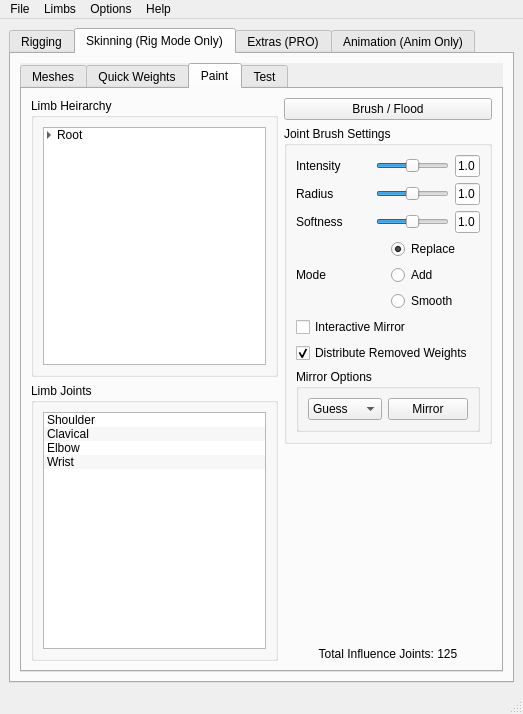
First picture: the form in _REF/Mockup_UI/PFRS_Main.ui, repository TPayneExperience/TrevorPaynes_RigAndAnimSuite, before the edit.
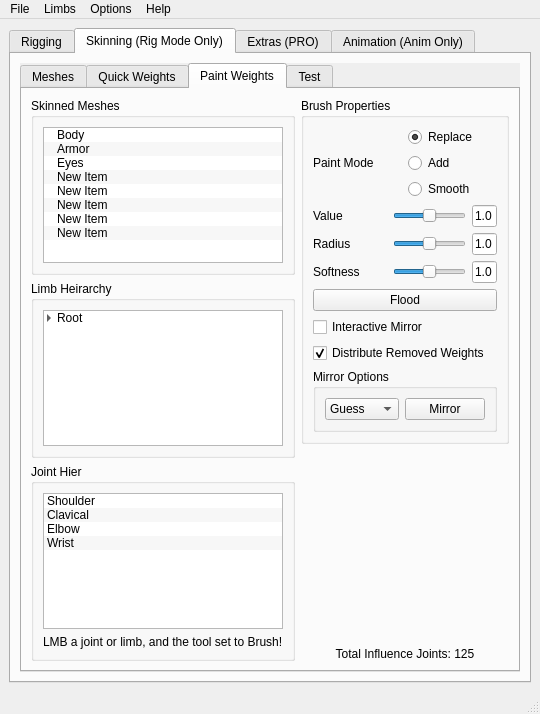
Second picture: the form after the edit. The open tabs and pages were chosen to show the change.

Patch:
```diff
--- a/_REF/Mockup_UI/PFRS_Main.ui
+++ b/_REF/Mockup_UI/PFRS_Main.ui
@@ -1848,13 +1848,96 @@
                 </widget>
                 <widget class="QWidget" name="tab_10">
                  <attribute name="title">
-                  <string>Paint</string>
+                  <string>Paint Weights</string>
                  </attribute>
                  <layout class="QHBoxLayout" name="horizontalLayout_8">
                   <item>
                    <layout class="QHBoxLayout" name="horizontalLayout_33">
                     <item>
                      <layout class="QVBoxLayout" name="verticalLayout_111">
+                      <item>
+                       <widget class="QGroupBox" name="groupBox_62">
+                        <property name="title">
+                         <string>Skinned Meshes</string>
+                        </property>
+                        <layout class="QHBoxLayout" name="horizontalLayout_110">
+                         <item>
+                          <layout class="QVBoxLayout" name="verticalLayout_119">
+                           <item>
+                            <widget class="QTreeWidget" name="treeWidget_13">
+                             <property name="autoScrollMargin">
+                              <number>16</number>
+                             </property>
+                             <property name="dragDropMode">
+                              <enum>QAbstractItemView::InternalMove</enum>
+                             </property>
+                             <property name="alternatingRowColors">
+                              <bool>true</bool>
+                             </property>
+                             <property name="selectionMode">
+                              <enum>QAbstractItemView::ExtendedSelection</enum>
+                             </property>
+                             <property name="autoExpandDelay">
+                              <number>-1</number>
+                             </property>
+                             <property name="indentation">
+                              <number>10</number>
+                             </property>
+                             <property name="headerHidden">
+                              <bool>true</bool>
+                             </property>
+                             <column>
+                              <property name="text">
+                               <string notr="true">1</string>
+                              </property>
+                             </column>
+                             <item>
+                              <property name="text">
+                               <string>Body</string>
+                              </property>
+                             </item>
+                             <item>
+                              <property name="text">
+                               <string>Armor</string>
+                              </property>
+                             </item>
+                             <item>
+                              <property name="text">
+                               <string>Eyes</string>
+                              </property>
+                             </item>
+                             <item>
+                              <property name="text">
+                               <string>New Item</string>
+                              </property>
+                             </item>
+                             <item>
+                              <property name="text">
+                               <string>New Item</string>
+                              </property>
+                             </item>
+                             <item>
+                              <property name="text">
+                               <string>New Item</string>
+                              </property>
+                             </item>
+                             <item>
+                              <property name="text">
+                               <string>New Item</string>
+                              </property>
+                             </item>
+                             <item>
+                              <property name="text">
+                               <string>New Item</string>
+                              </property>
+                             </item>
+                            </widget>
+                           </item>
+                          </layout>
+                         </item>
+                        </layout>
+                       </widget>
+                      </item>
                       <item>
                        <widget class="QGroupBox" name="groupBox_60">
                         <property name="title">
@@ -1936,7 +2019,7 @@
                       <item>
                        <widget class="QGroupBox" name="groupBox_61">
                         <property name="title">
-                         <string>Limb Joints</string>
+                         <string>Joint Hier</string>
                         </property>
                         <layout class="QVBoxLayout" name="verticalLayout_115">
                          <item>
@@ -1970,6 +2053,13 @@
                            </item>
                           </layout>
                          </item>
+                         <item>
+                          <widget class="QLabel" name="label_30">
+                           <property name="text">
+                            <string>LMB a joint or limb, and the tool set to Brush!</string>
+                           </property>
+                          </widget>
+                         </item>
                         </layout>
                        </widget>
                       </item>
@@ -1977,27 +2067,95 @@
                     </item>
                     <item>
                      <layout class="QVBoxLayout" name="verticalLayout_117">
-                      <item>
-                       <widget class="QPushButton" name="pushButton_24">
-                        <property name="text">
-                         <string>Brush / Flood</string>
-                        </property>
-                       </widget>
-                      </item>
                       <item>
                        <widget class="QGroupBox" name="groupBox_64">
                         <property name="title">
-                         <string>Joint Brush Settings</string>
+                         <string>Brush Properties</string>
                         </property>
                         <layout class="QVBoxLayout" name="verticalLayout_118">
                          <item>
                           <layout class="QVBoxLayout" name="verticalLayout_138">
+                           <item>
+                            <layout class="QHBoxLayout" name="horizontalLayout_109">
+                             <item>
+                              <widget class="QLabel" name="label_53">
+                               <property name="text">
+                                <string>Paint Mode</string>
+                               </property>
+                              </widget>
+                             </item>
+                             <item>
+                              <layout class="QVBoxLayout" name="verticalLayout_139">
+                               <item>
+                                <widget class="QRadioButton" name="radioButton_11">
+                                 <property name="sizePolicy">
+                                  <sizepolicy hsizetype="Ignored" vsizetype="Expanding">
+                                   <horstretch>0</horstretch>
+                                   <verstretch>0</verstretch>
+                                  </sizepolicy>
+                                 </property>
+                                 <property name="minimumSize">
+                                  <size>
+                                   <width>0</width>
+                                   <height>0</height>
+                                  </size>
+                                 </property>
+                                 <property name="text">
+                                  <string>Replace</string>
+                                 </property>
+                                 <property name="checked">
+                                  <bool>true</bool>
+                                 </property>
+                                </widget>
+                               </item>
+                               <item>
+                                <widget class="QRadioButton" name="radioButton_12">
+                                 <property name="sizePolicy">
+                                  <sizepolicy hsizetype="Ignored" vsizetype="Expanding">
+                                   <horstretch>0</horstretch>
+                                   <verstretch>0</verstretch>
+                                  </sizepolicy>
+                                 </property>
+                                 <property name="minimumSize">
+                                  <size>
+                                   <width>0</width>
+                                   <height>0</height>
+                                  </size>
+                                 </property>
+                                 <property name="text">
+                                  <string>Add</string>
+                                 </property>
+                                </widget>
+                               </item>
+                               <item>
+                                <widget class="QRadioButton" name="radioButton_13">
+                                 <property name="sizePolicy">
+                                  <sizepolicy hsizetype="Ignored" vsizetype="Expanding">
+                                   <horstretch>0</horstretch>
+                                   <verstretch>0</verstretch>
+                                  </sizepolicy>
+                                 </property>
+                                 <property name="minimumSize">
+                                  <size>
+                                   <width>0</width>
+                                   <height>0</height>
+                                  </size>
+                                 </property>
+                                 <property name="text">
+                                  <string>Smooth</string>
+                                 </property>
+                                </widget>
+                               </item>
+                              </layout>
+                             </item>
+                            </layout>
+                           </item>
                            <item>
                             <layout class="QHBoxLayout" name="horizontalLayout_106">
                              <item>
                               <widget class="QLabel" name="label_50">
                                <property name="text">
-                                <string>Intensity</string>
+                                <string>Value</string>
                                </property>
                               </widget>
                              </item>
@@ -2149,79 +2307,11 @@
                             </layout>
                            </item>
                            <item>
-                            <layout class="QHBoxLayout" name="horizontalLayout_109">
-                             <item>
-                              <widget class="QLabel" name="label_53">
-                               <property name="text">
-                                <string>Mode</string>
-                               </property>
-                              </widget>
-                             </item>
-                             <item>
-                              <layout class="QVBoxLayout" name="verticalLayout_139">
-                               <item>
-                                <widget class="QRadioButton" name="radioButton_11">
-                                 <property name="sizePolicy">
-                                  <sizepolicy hsizetype="Ignored" vsizetype="Expanding">
-                                   <horstretch>0</horstretch>
-                                   <verstretch>0</verstretch>
-                                  </sizepolicy>
-                                 </property>
-                                 <property name="minimumSize">
-                                  <size>
-                                   <width>0</width>
-                                   <height>0</height>
-                                  </size>
-                                 </property>
-                                 <property name="text">
-                                  <string>Replace</string>
-                                 </property>
-                                 <property name="checked">
-                                  <bool>true</bool>
-                                 </property>
-                                </widget>
-                               </item>
-                               <item>
-                                <widget class="QRadioButton" name="radioButton_12">
-                                 <property name="sizePolicy">
-                                  <sizepolicy hsizetype="Ignored" vsizetype="Expanding">
-                                   <horstretch>0</horstretch>
-                                   <verstretch>0</verstretch>
-                                  </sizepolicy>
-                                 </property>
-                                 <property name="minimumSize">
-                                  <size>
-                                   <width>0</width>
-                                   <height>0</height>
-                                  </size>
-                                 </property>
-                                 <property name="text">
-                                  <string>Add</string>
-                                 </property>
-                                </widget>
-                               </item>
-                               <item>
-                                <widget class="QRadioButton" name="radioButton_13">
-                                 <property name="sizePolicy">
-                                  <sizepolicy hsizetype="Ignored" vsizetype="Expanding">
-                                   <horstretch>0</horstretch>
-                                   <verstretch>0</verstretch>
-                                  </sizepolicy>
-                                 </property>
-                                 <property name="minimumSize">
-                                  <size>
-                                   <width>0</width>
-                                   <height>0</height>
-                                  </size>
-                                 </property>
-                                 <property name="text">
-                                  <string>Smooth</string>
-                                 </property>
-                                </widget>
-                               </item>
-                              </layout>
-                             </item>
-                            </layout>
+                            <widget class="QPushButton" name="pushButton_24">
+                             <property name="text">
+                              <string>Flood</string>
+                             </property>
+                            </widget>
                            </item>
                            <item>
                             <widget class="QCheckBox" name="checkBox_5">
```
Left out of the diff: 6 changed lines with no effect on the pictures.
